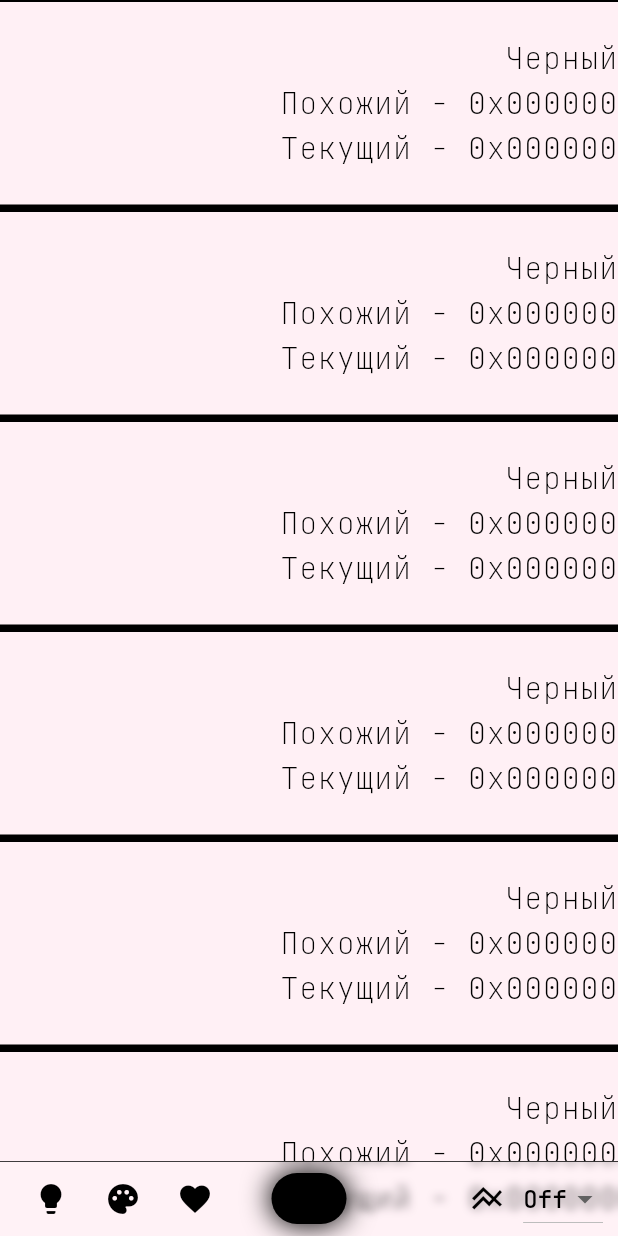
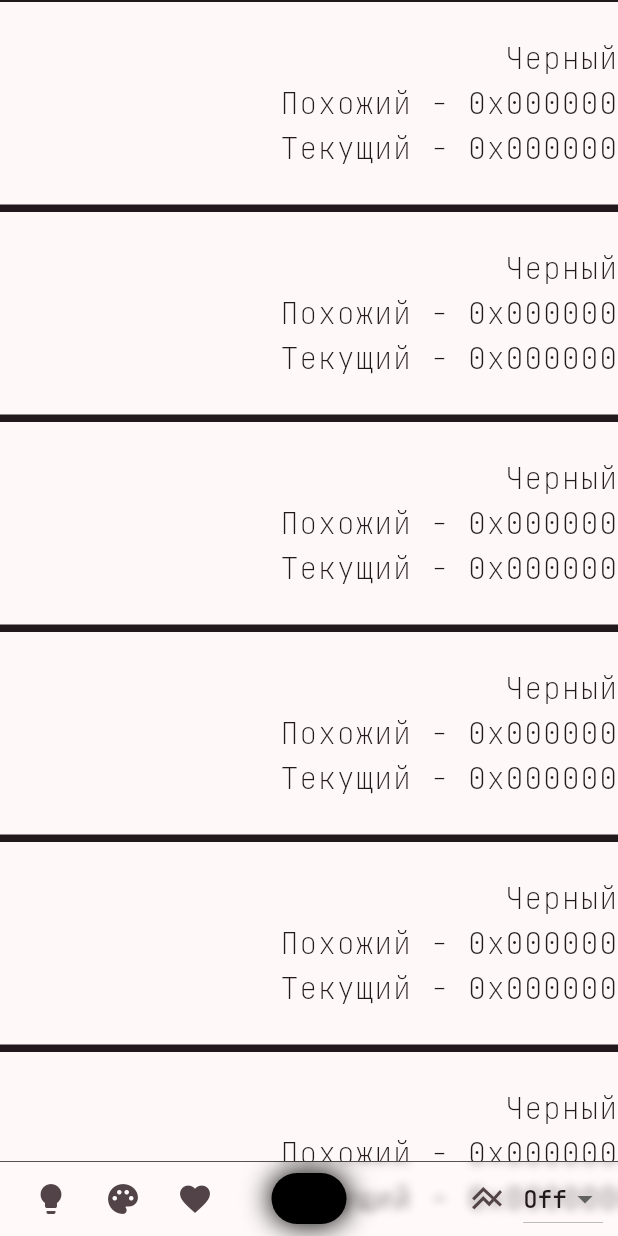
Before and after one commit to RossHS/light_house, a Flutter app: the screen it shows after launch, on a phone screen of 412 x 824 dp. Run offline on Flutter 3.47's test engine with Material 3 defaults, Android fonts, the phone set to English and light mode, and no system bars; our stand-ins replace flutter_colorpicker, flutter_mobx, get_it, hive, hive_flutter, logger and 3 more; missing offline and left inert: flutter_reactive_ble, widgetbook, widgetbook_annotation; accounts and stored records are empty; generated files the repository leaves out were written again.

Commit message:
Generate generateThemeData, add new ThemeMode systemLight, systemDark

```diff
--- a/lib/main.dart
+++ b/lib/main.dart
@@ -29,8 +29,17 @@ class MyApp extends StatelessWidget {
         final appThemeController = GetIt.I<AppThemeController>();
         return MaterialApp(
           title: 'Light House',
-          themeMode: appThemeController.themeMode,
-          theme: lightTheme,
+          themeMode: appThemeController.themeMode.rawMode,
+          theme: appThemeController.themeMode.rawMode != ThemeMode.system
+              ? lightTheme
+              : generateThemeData(
+                  seedColor: GetIt.I<RGBController>().color,
+                  brightness: switch (appThemeController.themeMode) {
+                    ThemeModeExtension.systemLight => Brightness.light,
+                    ThemeModeExtension.systemDark => Brightness.dark,
+                    _ => Brightness.light,
+                  },
+                ),
           darkTheme: dartTheme,
           home: const HomeScreen(),
         );
--- a/lib/src/controllers/additions/app_theme_controller.dart
+++ b/lib/src/controllers/additions/app_theme_controller.dart
@@ -19,27 +19,39 @@ abstract class _AppThemeControllerBase with Store {
 
   /// Тема приложения - темная, системная или светлая
   @observable
-  ThemeMode? _themeMode;
+  ThemeModeExtension? _themeMode;
 
-  ThemeMode get themeMode => _themeMode!;
+  ThemeModeExtension get themeMode => _themeMode!;
 
   @action
-  void setThemeMode(ThemeMode themeMode) {
+  void setThemeMode(ThemeModeExtension themeMode) {
     _themeMode = themeMode;
     _prefs.setString(sp.themeModeKey, themeMode.name);
   }
 
   @action
   void setNext() {
-    const themeValues = ThemeMode.values;
+    const themeValues = ThemeModeExtension.values;
     final index = themeValues.indexOf(themeMode);
     setThemeMode(themeValues[(index + 1) % themeValues.length]);
   }
 
-  ThemeMode _parseThemeMode() {
+  ThemeModeExtension _parseThemeMode() {
     final themeModeValue = _prefs.getString(sp.themeModeKey);
-    if (themeModeValue == null) return ThemeMode.system;
-    final savedThemeMode = ThemeMode.values.firstWhereOrNull((theme) => theme.name == themeModeValue);
-    return savedThemeMode ?? ThemeMode.system;
+    if (themeModeValue == null) return ThemeModeExtension.systemLight;
+    final savedThemeMode = ThemeModeExtension.values.firstWhereOrNull((theme) => theme.name == themeModeValue);
+    return savedThemeMode ?? ThemeModeExtension.systemLight;
   }
 }
+
+/// Расширение для стандартного [ThemeMode]
+enum ThemeModeExtension {
+  systemLight(ThemeMode.system),
+  systemDark(ThemeMode.system),
+  light(ThemeMode.light),
+  dark(ThemeMode.dark);
+
+  const ThemeModeExtension(this.rawMode);
+
+  final ThemeMode rawMode;
+}
--- a/lib/src/screens/home/widgets/bottom_bar/components/app_theme_change_button.dart
+++ b/lib/src/screens/home/widgets/bottom_bar/components/app_theme_change_button.dart
@@ -16,20 +16,24 @@ class AppThemeChangeButton extends StatelessWidget {
         final themeMode = themeModeController.themeMode;
 
         final child = switch (themeMode) {
-          ThemeMode.light => const Icon(
-              key: ValueKey(ThemeMode.light),
+          ThemeModeExtension.light => const Icon(
+              key: ValueKey(ThemeModeExtension.light),
               Icons.light_mode,
               color: Colors.black,
             ),
-          ThemeMode.dark => const Icon(
-              key: ValueKey(ThemeMode.dark),
+          ThemeModeExtension.dark => const Icon(
+              key: ValueKey(ThemeModeExtension.dark),
               Icons.dark_mode,
               color: Colors.white,
             ),
-          ThemeMode.system =>const Icon(
-            key: ValueKey(ThemeMode.system),
-            Icons.line_axis,
-          ),
+          ThemeModeExtension.systemLight => const Icon(
+              key: ValueKey(ThemeModeExtension.systemLight),
+              Icons.line_axis,
+            ),
+          ThemeModeExtension.systemDark => const Icon(
+              key: ValueKey(ThemeModeExtension.systemDark),
+              Icons.stacked_line_chart,
+            ),
         };
         return IconButton(
           onPressed: themeModeController.setNext,
--- a/lib/src/utils/app_themes.dart
+++ b/lib/src/utils/app_themes.dart
@@ -1,4 +1,5 @@
 import 'package:flutter/material.dart';
+import 'package:material_color_utilities/material_color_utilities.dart';
 
 /// Здесь собраны все темы приложения
 
@@ -52,3 +53,18 @@ final dartTheme = ThemeData(
     brightness: Brightness.dark,
   ),
 );
+
+
+/// Генерация темы по входному цвету и яркости, по сути имеем все то-же самое. то и под капотом в Flutter,
+/// С той лишь разницей, что явно устанавливаем [background], дабы он был более "ярким"
+ThemeData generateThemeData({required Color seedColor, required Brightness brightness}) {
+  final palette = CorePalette.contentOf(seedColor.value);
+  return ThemeData(
+    fontFamily: 'JetBrains Mono',
+    colorScheme: ColorScheme.fromSeed(
+      seedColor: seedColor,
+      brightness: brightness,
+      background: Color(brightness == Brightness.light ? palette.primary.get(90) : palette.neutral.get(20)),
+    ),
+  );
+}
--- a/pubspec.yaml
+++ b/pubspec.yaml
@@ -13,7 +13,7 @@ dependencies:
     sdk: flutter
 
   collection: any
-
+  material_color_utilities: any
 
   cupertino_icons: ^1.0.6
   flutter_colorpicker: ^1.0.3
```
Also changed, not shown: lib/src/controllers/additions/app_theme_controller.g.dart, pubspec.lock.
